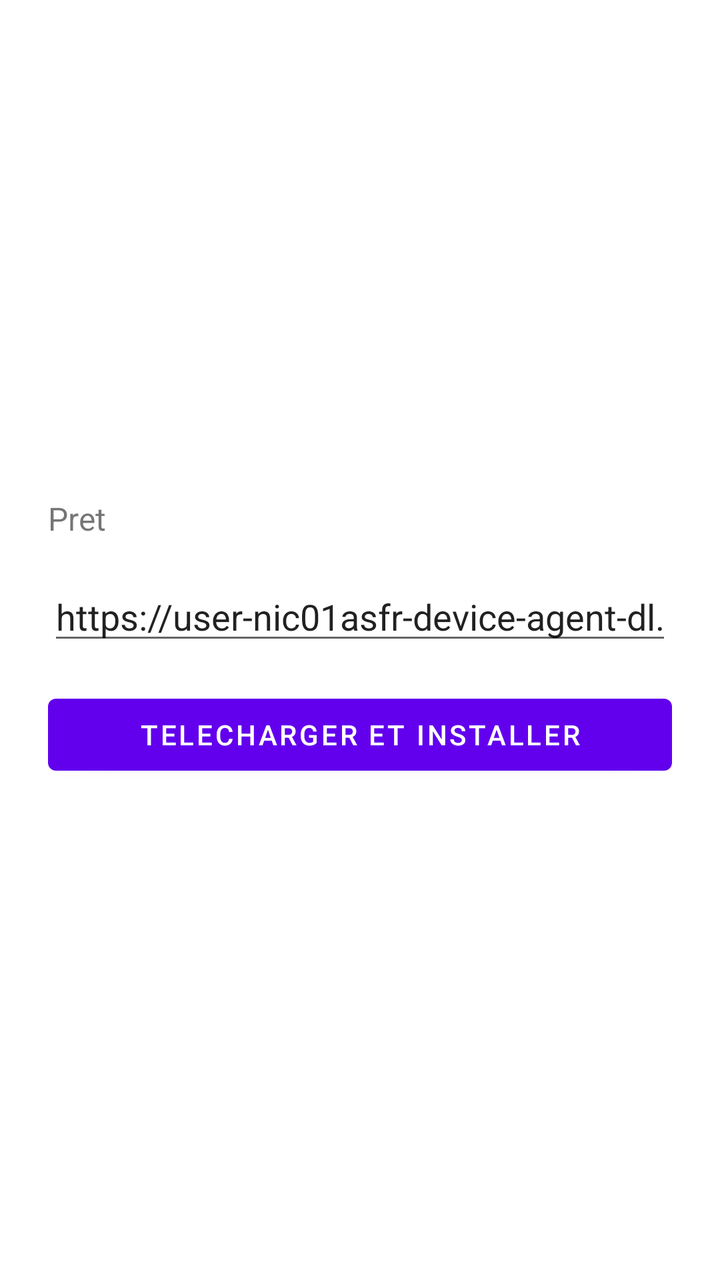
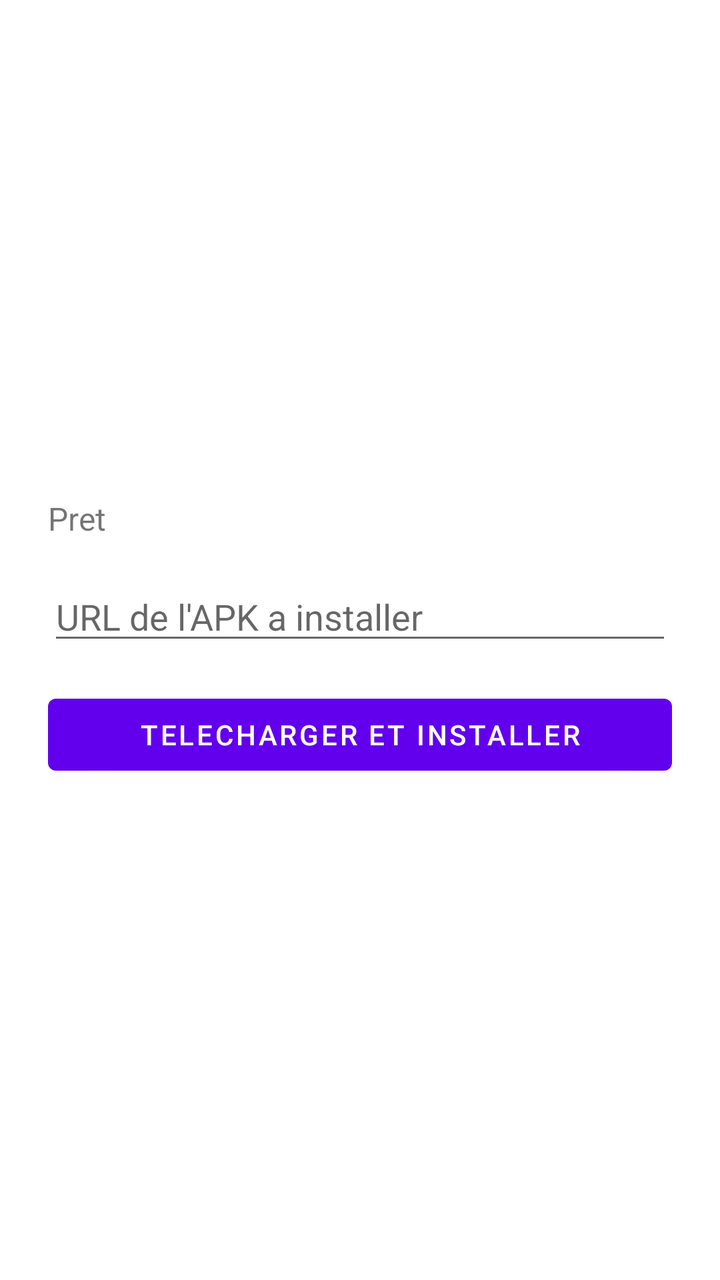

Two renders of the same Android screen: before a commit and after it. Below are the layout's source before the change and the commit's diff.
<!-- AndroidManifest.xml: application theme Theme.Installer -->
<!-- res/layout/activity_installer.xml -->
<?xml version="1.0" encoding="utf-8"?>
<LinearLayout xmlns:android="http://schemas.android.com/apk/res/android"
    android:layout_width="match_parent"
    android:layout_height="match_parent"
    android:orientation="vertical"
    android:padding="24dp"
    android:gravity="center_vertical">

    <TextView
        android:id="@+id/statusText"
        android:layout_width="match_parent"
        android:layout_height="wrap_content"
        android:textSize="16sp"
        android:layout_marginBottom="16dp"
        android:text="Pret" />

    <EditText
        android:id="@+id/apkUrlInput"
        android:layout_width="match_parent"
        android:layout_height="wrap_content"
        android:hint="URL de l'APK a installer"
        android:inputType="textUri"
        android:text="https://user-nic01asfr-device-agent-dl.user.lab.sspcloud.fr/device-agent-debug.apk" />

    <Button
        android:id="@+id/installButton"
        android:layout_width="match_parent"
        android:layout_height="wrap_content"
        android:layout_marginTop="16dp"
        android:text="Telecharger et installer" />

</LinearLayout>
<!-- resources referenced by this layout -->
<resources>
  <style name="Theme.Installer" parent="Theme.MaterialComponents.DayNight.NoActionBar" />
</resources>

<!-- the commit's change to res/layout/activity_installer.xml (unified diff, before → after) -->
@@ -20,7 +20,7 @@
         android:layout_height="wrap_content"
         android:hint="URL de l'APK a installer"
         android:inputType="textUri"
-        android:text="https://user-nic01asfr-device-agent-dl.user.lab.sspcloud.fr/device-agent-debug.apk" />
+        android:text="" />
 
     <Button
         android:id="@+id/installButton"
